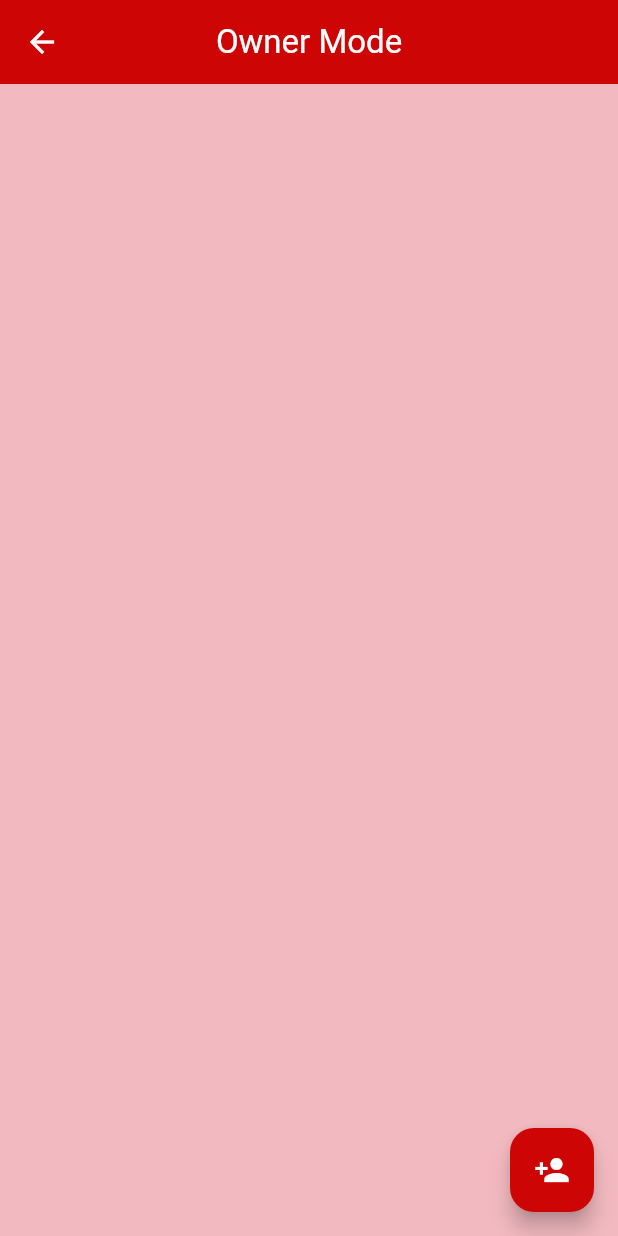
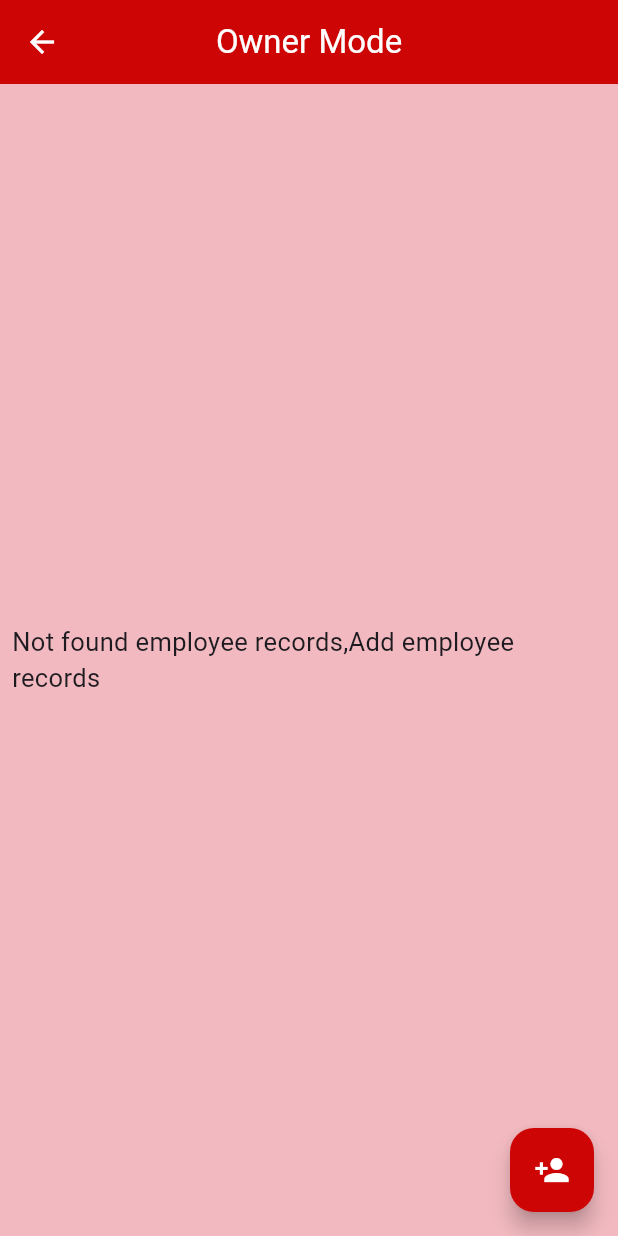
Before and after one commit to alihu999/Hours-project, a Flutter app: the OwnerPage screen opened by its route, on a phone screen of 412 x 824 dp. Run offline on Flutter 3.47's test engine with Material 3 defaults, Android fonts, the phone set to English and light mode, and no system bars; our stand-ins replace firebase_core, get, hive, hive_flutter, sqflite; accounts and stored records are empty.

Commit message:
2/1 09:19

```diff
--- a/hours/lib/view/home_page/widget/analog_clock.dart
+++ b/hours/lib/view/home_page/widget/analog_clock.dart
@@ -39,7 +39,7 @@ class _AnalogClockState extends State<AnalogClock> {
           boxShadow: [
             BoxShadow(
                 offset: const Offset(0, 0),
-                blurRadius: 64,
+                blurRadius: 20,
                 color: Colors.grey.withOpacity(0.50)),
           ],
           border: Border.all(color: AppColors.secondColors),
--- a/hours/lib/view/owner_page/widget/employe_list.dart
+++ b/hours/lib/view/owner_page/widget/employe_list.dart
@@ -15,8 +15,18 @@ class EmployeList extends StatelessWidget {
     return Container(
       color: AppColors.secondColors.withOpacity(0.25),
       width: isMobile ? width : 225,
+      height: double.infinity,
+      alignment: Alignment.center,
       padding: const EdgeInsets.only(top: 7, bottom: 7),
       child: GetX<EmployeControllerImp>(builder: (controller) {
+        if (controller.employList.isEmpty) {
+          return const Padding(
+              padding: EdgeInsets.all(8.0),
+              child: Text(
+                "Not found employee records,Add employee records",
+                style: TextStyle(fontSize: 17),
+              ));
+        } else {
           return ListView.builder(
               itemCount: controller.employList.length,
               itemBuilder: ((context, index) {
@@ -44,6 +54,7 @@ class EmployeList extends StatelessWidget {
                       icon: const Icon(Icons.delete)),
                 );
               }));
+        }
       }),
     );
   }
```
Also changed, not shown: hours/lib/core/database/sqldb.dart (+1 -25 lines), hours/lib/view/home_page/widget/employe_list.dart (+12 -0 lines). Lines whose indentation alone changed are shown as unchanged.
